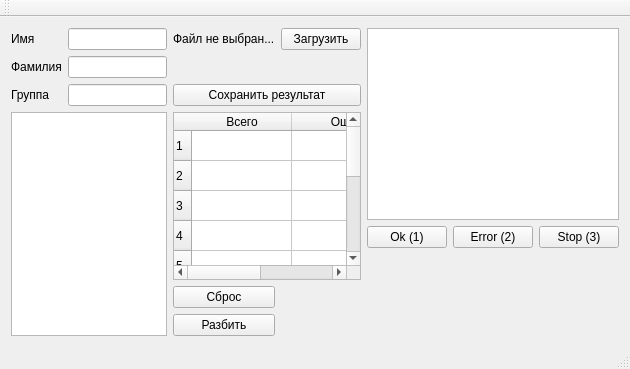
Qt form mainwindow.ui (smusihin/tuluze) before a commit.
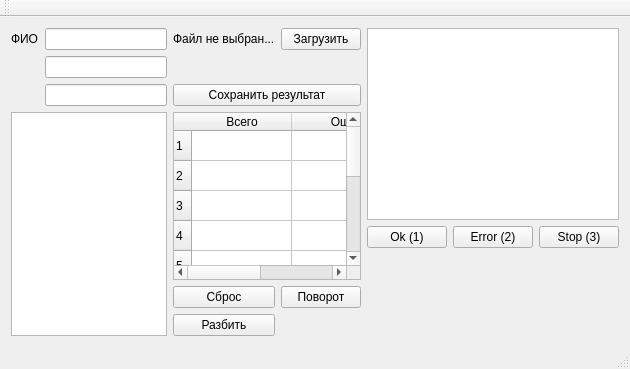
The same form after that commit.

Commit message: rotate, array of verticals

The edit to the form file:
```diff
--- a/mainwindow.ui
+++ b/mainwindow.ui
@@ -88,27 +88,13 @@
         </property>
        </widget>
       </item>
-      <item row="1" column="0">
-       <widget class="QLabel" name="label_2">
-        <property name="text">
-         <string>Фамилия</string>
-        </property>
-       </widget>
-      </item>
-      <item row="2" column="0">
-       <widget class="QLabel" name="label_3">
-        <property name="text">
-         <string>Группа</string>
-        </property>
-       </widget>
-      </item>
       <item row="0" column="1">
        <widget class="QLineEdit" name="firstnameEdit"/>
       </item>
       <item row="0" column="0">
        <widget class="QLabel" name="label">
         <property name="text">
-         <string>Имя</string>
+         <string>ФИО</string>
         </property>
        </widget>
       </item>
@@ -149,6 +135,13 @@
       <item row="3" column="0" rowspan="3" colspan="2">
        <widget class="QGraphicsView" name="generalView"/>
       </item>
+      <item row="4" column="3">
+       <widget class="QPushButton" name="rotateBtn">
+        <property name="text">
+         <string>Поворот</string>
+        </property>
+       </widget>
+      </item>
      </layout>
     </item>
     <item>
```
Left out of the diff: 17 changed lines with no effect on the pictures. The commit also changes 6 other files.
